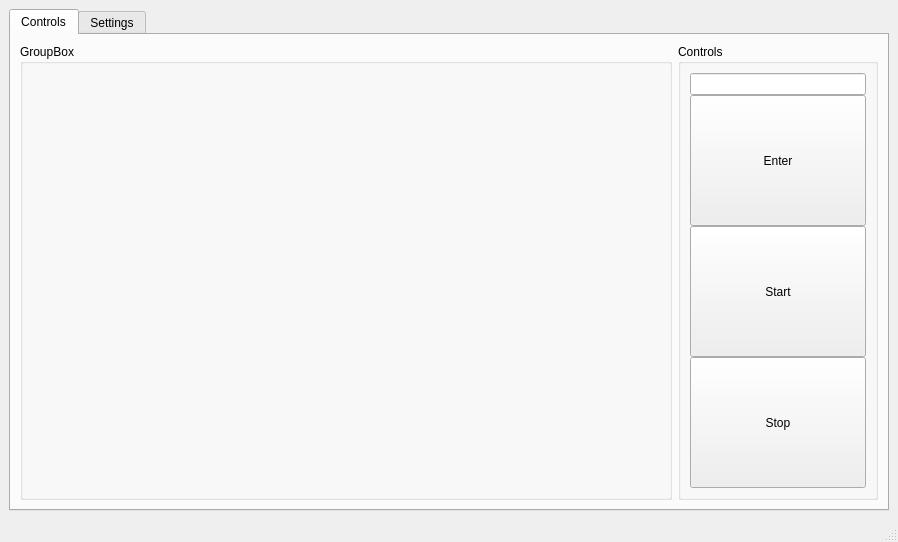
Above: mainwindow.ui from janFiedler1/python-PLC-interface before the change. Below: the same form after it.
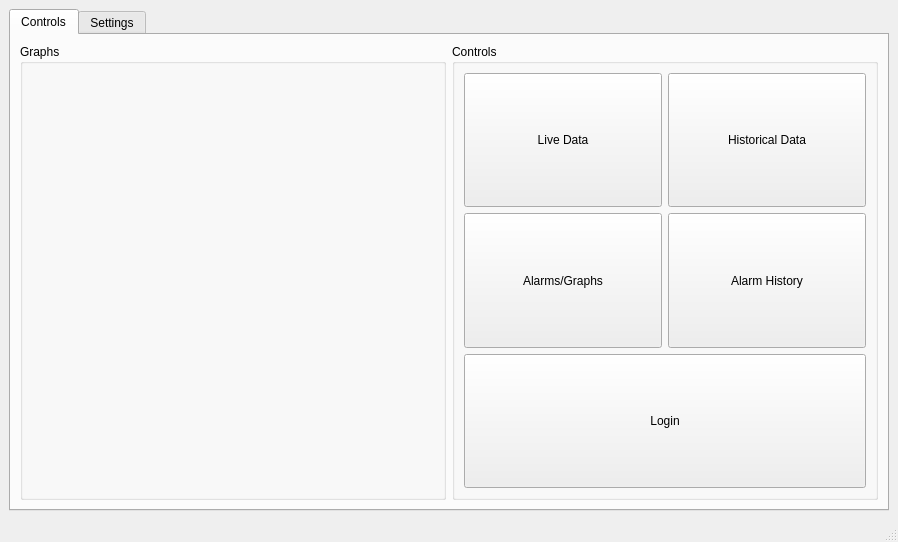
That is the form after the change. The open tabs and pages were chosen to show the change.

Commit message: move logic to controller, add buttons, add sql backup

Diff of the .ui file:
```diff
--- a/mainwindow.ui
+++ b/mainwindow.ui
@@ -20,8 +20,8 @@
    <set>QMainWindow::DockOption::AllowTabbedDocks|QMainWindow::DockOption::AnimatedDocks</set>
   </property>
   <widget class="QWidget" name="centralwidget">
-   <layout class="QVBoxLayout" name="verticalLayout">
-    <item>
+   <layout class="QGridLayout" name="gridLayout_2">
+    <item row="0" column="0">
      <widget class="QTabWidget" name="tabWidget">
       <property name="sizePolicy">
        <sizepolicy hsizetype="Expanding" vsizetype="Expanding">
@@ -36,11 +36,11 @@
        <attribute name="title">
         <string>Controls</string>
        </attribute>
-       <layout class="QHBoxLayout" name="horizontalLayout">
-        <item>
+       <layout class="QGridLayout" name="gridLayout_4">
+        <item row="1" column="0">
          <widget class="QGroupBox" name="graph_box">
           <property name="title">
-           <string>GroupBox</string>
+           <string>Graphs</string>
           </property>
           <layout class="QGridLayout" name="gridLayout">
            <item row="0" column="2">
@@ -55,7 +55,7 @@
           </layout>
          </widget>
         </item>
-        <item>
+        <item row="1" column="2">
          <widget class="QGroupBox" name="controls_box">
           <property name="sizePolicy">
            <sizepolicy hsizetype="Fixed" vsizetype="Preferred">
@@ -63,31 +63,37 @@
             <verstretch>0</verstretch>
            </sizepolicy>
           </property>
+          <property name="minimumSize">
+           <size>
+            <width>300</width>
+            <height>0</height>
+           </size>
+          </property>
           <property name="maximumSize">
            <size>
-            <width>200</width>
+            <width>500</width>
             <height>16777215</height>
            </size>
           </property>
           <property name="title">
            <string>Controls</string>
           </property>
-          <layout class="QVBoxLayout" name="verticalLayout_5">
-           <property name="spacing">
-            <number>0</number>
-           </property>
-           <item>
-            <widget class="QLineEdit" name="text_input_1">
+          <layout class="QGridLayout" name="gridLayout_3">
+           <item row="0" column="0">
+            <widget class="QPushButton" name="live_data_button">
              <property name="sizePolicy">
-              <sizepolicy hsizetype="Expanding" vsizetype="Fixed">
+              <sizepolicy hsizetype="Minimum" vsizetype="Ignored">
                <horstretch>0</horstretch>
                <verstretch>0</verstretch>
               </sizepolicy>
              </property>
+             <property name="text">
+              <string>Live Data</string>
+             </property>
             </widget>
            </item>
-           <item>
-            <widget class="QPushButton" name="enter_button">
+           <item row="1" column="1">
+            <widget class="QPushButton" name="alarm_history_button">
              <property name="sizePolicy">
               <sizepolicy hsizetype="Minimum" vsizetype="Ignored">
                <horstretch>0</horstretch>
@@ -95,12 +101,12 @@
               </sizepolicy>
              </property>
              <property name="text">
-              <string>Enter</string>
+              <string>Alarm History</string>
              </property>
             </widget>
            </item>
-           <item>
-            <widget class="QPushButton" name="start_button">
+           <item row="0" column="1">
+            <widget class="QPushButton" name="historical_data_button">
              <property name="sizePolicy">
               <sizepolicy hsizetype="Minimum" vsizetype="Ignored">
                <horstretch>0</horstretch>
@@ -108,12 +114,12 @@
               </sizepolicy>
              </property>
              <property name="text">
-              <string>Start</string>
+              <string>Historical Data</string>
              </property>
             </widget>
            </item>
-           <item>
-            <widget class="QPushButton" name="stop_button">
+           <item row="1" column="0">
+            <widget class="QPushButton" name="data_settings_button">
              <property name="sizePolicy">
               <sizepolicy hsizetype="Minimum" vsizetype="Ignored">
                <horstretch>0</horstretch>
@@ -121,7 +127,20 @@
               </sizepolicy>
              </property>
              <property name="text">
-              <string>Stop</string>
+              <string>Alarms/Graphs</string>
+             </property>
+            </widget>
+           </item>
+           <item row="2" column="0" colspan="2">
+            <widget class="QPushButton" name="login_button">
+             <property name="sizePolicy">
+              <sizepolicy hsizetype="Minimum" vsizetype="Ignored">
+               <horstretch>0</horstretch>
+               <verstretch>0</verstretch>
+              </sizepolicy>
+             </property>
+             <property name="text">
+              <string>Login</string>
              </property>
             </widget>
            </item>
```
Left out of the diff: 14 changed lines with no effect on the pictures. The commit also changes 18 other files.
